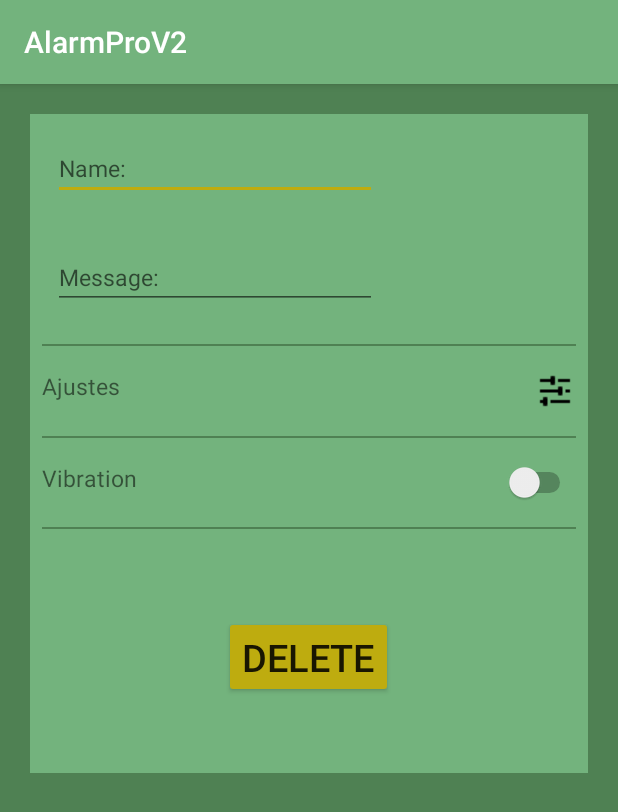
After one commit to ferrero17/AlarmProV2, an Android app: the ConfiguracionAlarmaActivity screen opened directly, with no data from a screen before it, on a phone screen of 412 x 824 dp. The commit adds this screen. Shown: the top 812 px of the screen. Run offline under Robolectric (Android 15) with nearby library versions, the phone set to English and light mode, and no system bars.

Commit message:
Estado: RecylerView Implementado, Configurando el boton de ajustes de la alarma dentro de un cardView.

```diff
--- a/app/src/main/AndroidManifest.xml
+++ b/app/src/main/AndroidManifest.xml
@@ -17,7 +17,10 @@
             </intent-filter>
         </activity>
         <activity android:name=".NewAlarmActivity" />
-        <activity android:name=".ShowActivity"></activity>
+        <activity android:name=".ShowActivity" />
+        <activity android:name=".ConfiguracionAlarmaActivity" />
+        <activity android:name=".AjustesActivity" />
+        <activity android:name=".FaqsActivity"></activity>
     </application>
 
 </manifest>
--- /dev/null
+++ b/app/src/main/java/com/example/dani/alarmprov2/ConfiguracionAlarmaActivity.java
@@ -0,0 +1,13 @@
+package com.example.dani.alarmprov2;
+
+import android.support.v7.app.AppCompatActivity;
+import android.os.Bundle;
+
+public class ConfiguracionAlarmaActivity extends AppCompatActivity {
+
+    @Override
+    protected void onCreate(Bundle savedInstanceState) {
+        super.onCreate(savedInstanceState);
+        setContentView(R.layout.activity_configuracion_alarma);
+    }
+}
--- /dev/null
+++ b/app/src/main/res/layout/activity_configuracion_alarma.xml
@@ -0,0 +1,120 @@
+<?xml version="1.0" encoding="utf-8"?>
+<ScrollView xmlns:android="http://schemas.android.com/apk/res/android"
+    xmlns:app="http://schemas.android.com/apk/res-auto"
+    xmlns:tools="http://schemas.android.com/tools"
+    android:layout_width="match_parent"
+    android:layout_height="match_parent"
+    tools:context=".ConfiguracionAlarmaActivity"
+    android:background="@color/colorPrimaryDark"
+    android:paddingBottom="12dp"
+    android:paddingLeft="12dp"
+    android:paddingRight="12dp"
+    android:paddingTop="12dp">
+
+    <RelativeLayout
+        android:layout_width="match_parent"
+        android:layout_height="match_parent"
+        android:layout_margin="8dp"
+        android:background="@color/colorPrimary"
+        android:orientation="vertical">
+
+
+        <EditText
+            android:id="@+id/editText"
+            android:layout_width="wrap_content"
+            android:layout_height="wrap_content"
+            android:hint="Name:"
+            android:ems="12"
+            android:textSize="15dp"
+            android:layout_margin="15dp" />
+
+
+        <TextView
+            android:id="@+id/textView3"
+            android:layout_width="wrap_content"
+            android:layout_height="wrap_content"
+            android:text="Ajustes"
+            android:textSize="15dp"
+            android:layout_below="@+id/linea2"
+            android:layout_margin="8dp"/>
+
+        <Button
+            android:id="@+id/botonAjustesRepeticion"
+            android:layout_width="24dp"
+            android:layout_height="24dp"
+            android:background="@drawable/ajustesalarma"
+            android:layout_below="@+id/linea2"
+            android:layout_alignParentRight="true"
+            android:layout_margin="10dp"/>
+
+        <TextView
+            android:id="@+id/VibracionTextView"
+            android:layout_width="wrap_content"
+            android:layout_height="wrap_content"
+            android:layout_below="@id/linea1"
+            android:layout_margin="8dp"
+            android:layout_marginBottom="8dp"
+            android:text="Vibration"
+            android:textSize="15dp" />
+
+        <Switch
+            android:id="@+id/switch1"
+            android:layout_width="wrap_content"
+            android:layout_height="wrap_content"
+            android:layout_below="@id/linea1"
+            android:layout_alignParentRight="true"
+            android:layout_margin="8dp" />
+
+        <EditText
+            android:id="@+id/MessageEditText"
+            android:layout_width="wrap_content"
+            android:layout_height="wrap_content"
+            android:hint="Message:"
+            android:textSize="15dp"
+            android:ems="12"
+            android:layout_below="@id/editText"
+            android:layout_margin="15dp"
+            />
+
+        <LinearLayout
+            android:id="@+id/linea1"
+            android:layout_width="fill_parent"
+            android:layout_height="1dp"
+            android:background="@color/colorPrimaryDark"
+            android:layout_below="@id/botonAjustesRepeticion"
+            android:orientation="horizontal"
+            android:layout_margin="8dp"
+            />
+        <LinearLayout
+            android:id="@+id/linea2"
+            android:layout_width="fill_parent"
+            android:layout_height="1dp"
+            android:background="@color/colorPrimaryDark"
+            android:layout_below="@id/MessageEditText"
+            android:orientation="horizontal"
+            android:layout_margin="8dp"
+            />
+        <LinearLayout
+            android:id="@+id/linea3"
+            android:layout_width="fill_parent"
+            android:layout_height="1dp"
+            android:background="@color/colorPrimaryDark"
+            android:layout_below="@id/switch1"
+            android:orientation="horizontal"
+            android:layout_margin="8dp"
+            />
+
+        <Button
+            android:id="@+id/botonBorrarAlarma"
+            android:layout_width="wrap_content"
+            android:layout_height="wrap_content"
+            android:textSize="25dp"
+            android:layout_below="@id/linea3"
+            android:layout_centerInParent="true"
+            android:layout_margin="50dp"
+            android:text="Delete"
+            android:backgroundTint="@color/colorAccent"/>
+
+    </RelativeLayout>
+
+</ScrollView>
--- a/app/src/main/res/values/colors.xml
+++ b/app/src/main/res/values/colors.xml
@@ -1,6 +1,18 @@
 <?xml version="1.0" encoding="utf-8"?>
 <resources>
-    <color name="colorPrimary">#008577</color>
-    <color name="colorPrimaryDark">#00574b</color>
-    <color name="colorAccent">#D81B60</color>
+    <color name="colorPrimary">#73b37d</color>
+    <color name="colorPrimaryDark">#4f8153</color>
+    <color name="colorAccent">#beac0f</color>
+
+
+    <color name="colorPrimaryBlue">#64B5F6</color>
+    <color name="colorPrimaryDarkBlue">#2196F3</color>
+
 </resources>
+
+    <!-- #297835
+
+ #327e3e
+
+
+     #4f8153 -->
```
Also changed, not shown: app/src/main/java/com/example/dani/alarmprov2/AjustesActivity.java (added, +27 -0 lines), app/src/main/java/com/example/dani/alarmprov2/FaqsActivity.java (added, +24 -0 lines), app/src/main/java/com/example/dani/alarmprov2/MainActivity.java (+10 -0 lines), app/src/main/res/layout/activity_ajustes.xml (added, +63 -0 lines), app/src/main/res/layout/activity_faqs.xml (added, +87 -0 lines), app/src/main/res/layout/activity_main.xml (+6 -6 lines), app/build.gradle (line endings or trailing spaces).
